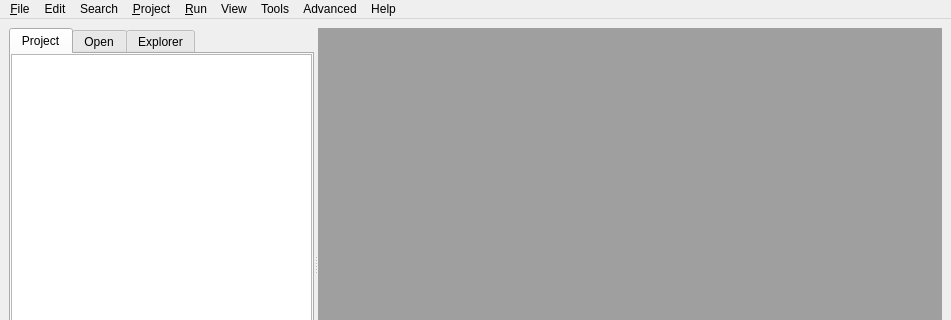
Qt form blurdev/ide/ui/ideeditor.ui (blurstudio/PrEditor) before a commit; both pictures show x 0 to 951 and y 0 to 320 of the 951 by 559 pixel window.
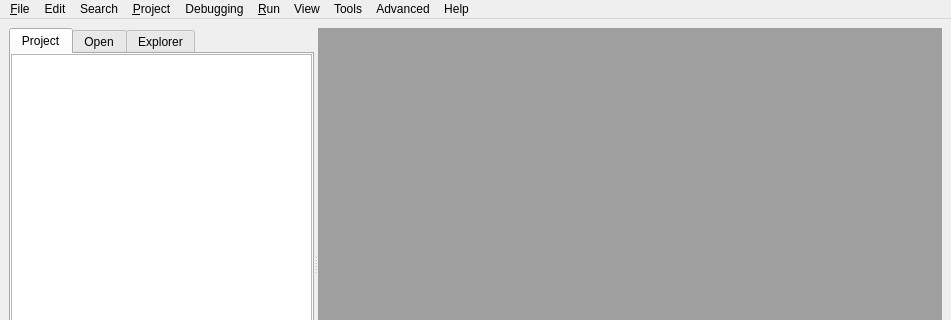
The same form after that commit.

```diff
--- a/blurdev/ide/ui/ideeditor.ui
+++ b/blurdev/ide/ui/ideeditor.ui
@@ -275,7 +275,7 @@
     <addaction name="uiRunScriptACT"/>
     <addaction name="uiCleanRunACT"/>
    </widget>
-   <widget class="QMenu" name="menu_Project">
+   <widget class="QMenu" name="uiProjectMENU">
     <property name="title">
      <string>&amp;Project</string>
     </property>
@@ -287,10 +287,20 @@
     <addaction name="separator"/>
     <addaction name="uiCloseProjectACT"/>
    </widget>
+   <widget class="QMenu" name="uiDebugMENU">
+    <property name="title">
+     <string>Debugging</string>
+    </property>
+    <addaction name="uiNoDebugACT"/>
+    <addaction name="uiLowDebugACT"/>
+    <addaction name="uiMidDebugACT"/>
+    <addaction name="uiHighDebugACT"/>
+   </widget>
    <addaction name="uiFileMENU"/>
    <addaction name="menuEdit"/>
    <addaction name="uiSearchMENU"/>
-   <addaction name="menu_Project"/>
+   <addaction name="uiProjectMENU"/>
+   <addaction name="uiDebugMENU"/>
    <addaction name="uiRunMENU"/>
    <addaction name="uiViewMENU"/>
    <addaction name="uiToolsMENU"/>
```
Left out of the diff: 23 changed lines with no effect on the pictures.
